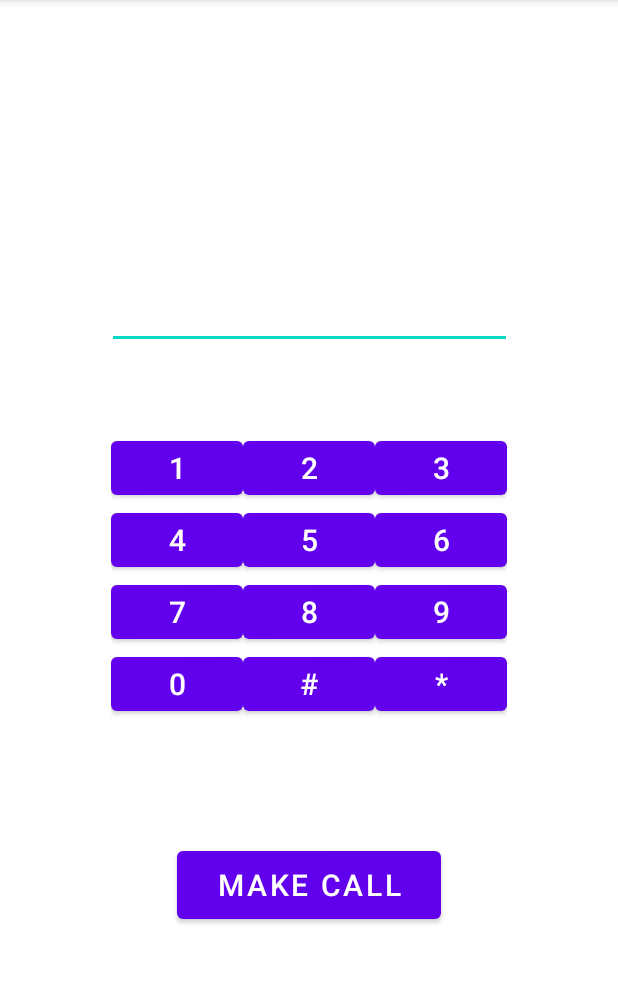
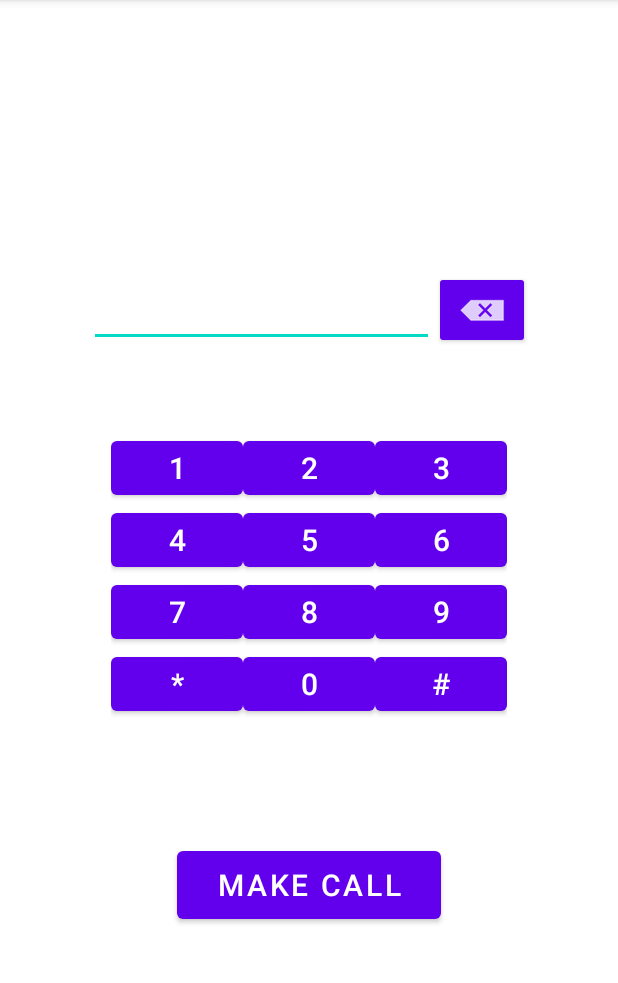
Before and after one commit to Re-Gelu/Android-application, an Android app: the screen it shows after launch (MainActivity), on a phone screen of 412 x 824 dp, the part 84-1067 px from its top. Run offline under Robolectric (Android 15) with nearby library versions, the phone set to English and light mode, and no system bars.

Commit message:
Added delete button

```diff
--- a/app/src/main/java/com/example/myapplication/MainActivity.java
+++ b/app/src/main/java/com/example/myapplication/MainActivity.java
@@ -9,6 +9,7 @@ import android.view.View;
 public class MainActivity extends AppCompatActivity {
 
     EditText text_field;
+    Button button_delete;
 
     Button button0;
     Button button1;
@@ -46,6 +47,7 @@ public class MainActivity extends AppCompatActivity {
         this.button9 = findViewById(R.id.button9);
         this.button_symbol_1 = findViewById(R.id.button_symbol_1);
         this.button_symbol_2 = findViewById(R.id.button_symbol_2);
+        this.button_delete = findViewById(R.id.button_delete);
     }
 
     // обработка нажатия на числовую кнопку
@@ -55,6 +57,17 @@ public class MainActivity extends AppCompatActivity {
         this.text_field.append(button.getText());
     }
 
+    // обработка нажатия на кнопку удаления
+    public void onButtonDeleteClick(View view){
+
+        Button button = (Button)view;
+        int cursorPosition = text_field.getSelectionStart();
+        if (cursorPosition > 0) {
+            text_field.setText(text_field.getText().delete(cursorPosition - 1, cursorPosition));
+            text_field.setSelection(cursorPosition-1);
+        }
+    }
+
     // обработка нажатия на кнопку операции
     public void onOperationClick(View view){
 
--- a/app/src/main/res/layout/activity_main.xml
+++ b/app/src/main/res/layout/activity_main.xml
@@ -5,19 +5,6 @@
     android:layout_width="match_parent"
     android:layout_height="match_parent"
     tools:context=".MainActivity">
-
-    <EditText
-        android:id="@+id/editTextPhone"
-        android:layout_width="270dp"
-        android:layout_height="wrap_content"
-        android:ems="10"
-        android:inputType="phone"
-        app:layout_constraintBottom_toBottomOf="parent"
-        app:layout_constraintEnd_toEndOf="parent"
-        app:layout_constraintHorizontal_bias="0.5"
-        app:layout_constraintStart_toStartOf="parent"
-        app:layout_constraintTop_toTopOf="parent"
-        app:layout_constraintVertical_bias="0.259" />
 
     <Button
         android:id="@+id/call_button"
@@ -191,6 +178,20 @@
             android:layout_height="match_parent">
 
             <Button
+                android:id="@+id/button_symbol_1"
+                android:layout_width="wrap_content"
+                android:layout_height="wrap_content"
+                android:text="*"
+                android:textSize="20sp"
+                android:onClick="onButtonClick"
+                app:layout_constraintBottom_toBottomOf="parent"
+                app:layout_constraintEnd_toEndOf="parent"
+                app:layout_constraintHorizontal_bias="0.229"
+                app:layout_constraintStart_toStartOf="parent"
+                app:layout_constraintTop_toTopOf="parent"
+                app:layout_constraintVertical_bias="0.654" />
+
+            <Button
                 android:id="@+id/button0"
                 android:layout_width="wrap_content"
                 android:layout_height="wrap_content"
@@ -217,21 +218,42 @@
                 app:layout_constraintStart_toStartOf="parent"
                 app:layout_constraintTop_toTopOf="parent"
                 app:layout_constraintVertical_bias="0.654" />
-
-            <Button
-                android:id="@+id/button_symbol_1"
-                android:layout_width="wrap_content"
-                android:layout_height="wrap_content"
-                android:text="*"
-                android:textSize="20sp"
-                android:onClick="onButtonClick"
-                app:layout_constraintBottom_toBottomOf="parent"
-                app:layout_constraintEnd_toEndOf="parent"
-                app:layout_constraintHorizontal_bias="0.229"
-                app:layout_constraintStart_toStartOf="parent"
-                app:layout_constraintTop_toTopOf="parent"
-                app:layout_constraintVertical_bias="0.654" />
         </TableRow>
     </TableLayout>
 
+    <LinearLayout
+        android:layout_width="wrap_content"
+        android:layout_height="wrap_content"
+        android:orientation="horizontal"
+        app:layout_constraintBottom_toBottomOf="parent"
+        app:layout_constraintEnd_toEndOf="parent"
+        app:layout_constraintStart_toStartOf="parent"
+        app:layout_constraintTop_toTopOf="parent"
+        app:layout_constraintVertical_bias="0.25">
+
+        <EditText
+            android:id="@+id/editTextPhone"
+            android:layout_width="230dp"
+            android:layout_height="52dp"
+            android:ems="10"
+            android:inputType="phone"
+            app:layout_constraintBottom_toBottomOf="parent"
+            app:layout_constraintEnd_toEndOf="parent"
+            app:layout_constraintHorizontal_bias="0.408"
+            app:layout_constraintStart_toStartOf="parent"
+            app:layout_constraintTop_toTopOf="parent"
+            app:layout_constraintVertical_bias="0.262" />
+
+        <Button
+            android:id="@+id/button_delete"
+            style="@style/Widget.AppCompat.Button.Small"
+            android:layout_width="wrap_content"
+            android:layout_height="wrap_content"
+            android:onClick="onButtonDeleteClick"
+            app:icon="@android:drawable/ic_input_delete"
+            app:iconPadding="0dp"
+            tools:layout_editor_absoluteX="225dp"
+            tools:layout_editor_absoluteY="29dp" />
+    </LinearLayout>
+
 </androidx.constraintlayout.widget.ConstraintLayout>
```
